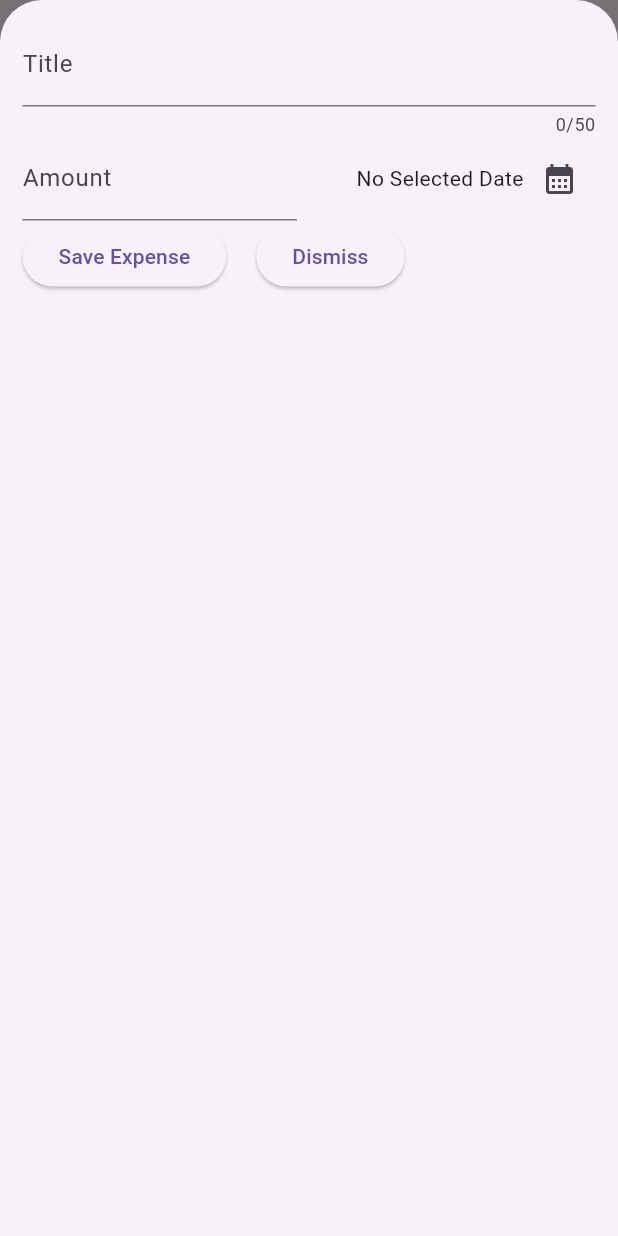
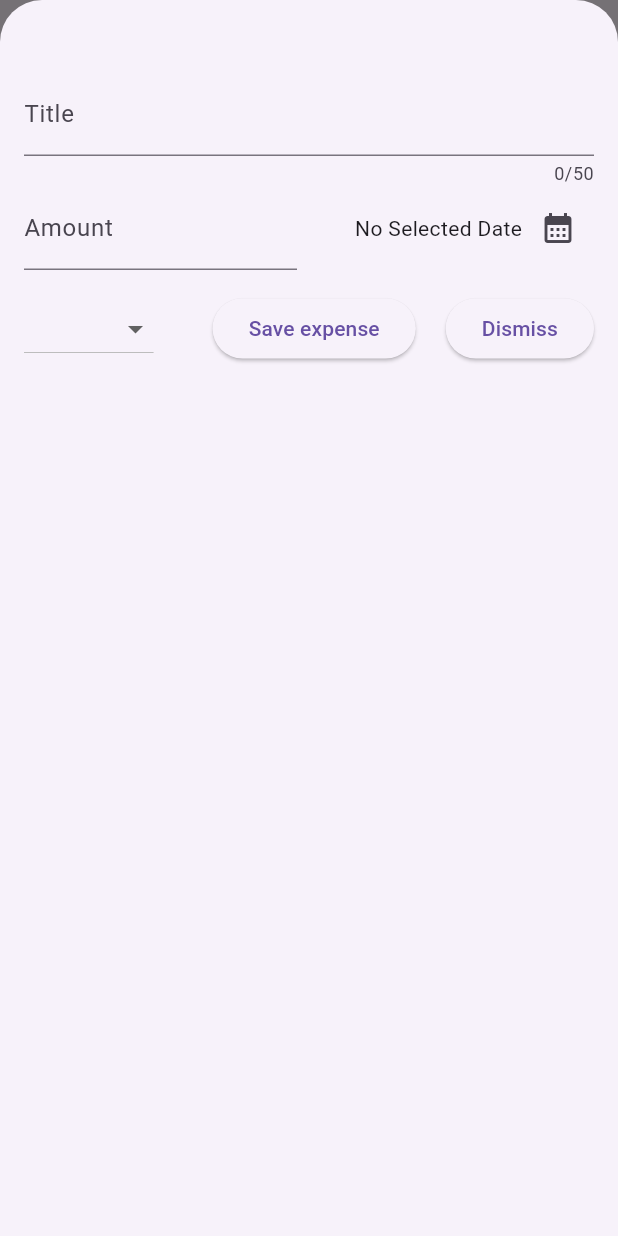
Before and after one commit to MicheleAbategiovanni/expense_tacker-flutter, a Flutter app: the screen it shows after launch, after a tap on the "add" icon, on a phone screen of 412 x 824 dp. Run offline on Flutter 3.47's test engine with Material 2 defaults, Android fonts, the phone set to English and light mode, and no system bars.

Commit message:
Feature New Expense Feature Deleted Expense with SnackBar alert Feature Undo Deleted expense

```diff
--- a/lib/widgets/expenses_list/epenses_list.dart
+++ b/lib/widgets/expenses_list/epenses_list.dart
@@ -3,17 +3,28 @@ import 'package:expense_tacker/widgets/expenses_list/expense_item.dart';
 import 'package:flutter/widgets.dart';
 
 class ExpensesList extends StatelessWidget {
-  const ExpensesList({super.key, required this.expenses});
+  const ExpensesList({
+    super.key,
+    required this.expenses,
+    required this.onRemoveExpense,
+  });
 
 //ListView.builder => il Builder ci permette di specificare a Flutter
 // che creerà gli elementi solo quando stanno per essere visualizzati
   final List<Expense> expenses;
+  final void Function(Expense expense) onRemoveExpense;
 
   @override
   Widget build(BuildContext context) {
     return ListView.builder(
-        itemCount: expenses.length,
-        itemBuilder: (cnt, index) => ExpenseItem(expenses[index]),
+      itemCount: expenses.length,
+      itemBuilder: (cnt, index) => Dismissible(
+        onDismissed: (direction) {
+          onRemoveExpense(expenses[index]);
+        },
+        key: ValueKey(expenses[index]),
+        child: ExpenseItem(expenses[index]),
+      ),
     );
   }
 }
--- a/lib/widgets/new_expense.dart
+++ b/lib/widgets/new_expense.dart
@@ -2,7 +2,9 @@ import 'package:expense_tacker/models/expense.dart';
 import 'package:flutter/material.dart';
 
 class NewExpense extends StatefulWidget {
-  const NewExpense({super.key});
+  const NewExpense({super.key, required this.onAddExpense});
+
+  final void Function(Expense expense) onAddExpense;
 
   @override
   State<NewExpense> createState() {
@@ -20,7 +22,9 @@ class _NewExpenseState extends State<NewExpense> {
   final _titleController = TextEditingController();
   final _amountController = TextEditingController();
   DateTime? _selectedDate;
+  Category? _selectedCategory;
 
+// Funzione per selezionare la data
   void _datePicker() async {
     final now = DateTime.now();
     final firstDate = DateTime(now.year - 1, now.month, now.day);
@@ -50,13 +54,45 @@ class _NewExpenseState extends State<NewExpense> {
         .dispose(); // Chiama il metodo dispose della superclasse per effettuare ulteriori pulizie.
   }
 
-// Bisogna aggiungere un nuovo campo di input numerico in un nuova col separata
-// Aggiungere un nuovo Button x annullare le modifichye e chiudere la modale
+  void _submitExpenseData() {
+    final enteredAmount = double.tryParse(_amountController.text);
+    final amountIsInvalid = enteredAmount == null || enteredAmount <= 0;
+
+    if (_titleController.text.trim().isEmpty ||
+        amountIsInvalid ||
+        _selectedDate == null ||
+        _selectedCategory == null) {
+      showDialog(
+        context: context,
+        builder: (ctx) => AlertDialog(
+          title: const Text('Invalid Input'),
+          content: const Text('Please make sure a valid inputs fields'),
+          actions: [
+            TextButton(
+              onPressed: () {
+                Navigator.pop(ctx);
+              },
+              child: const Text('Retry'),
+            )
+          ],
+        ),
+      );
+      return;
+    }
+    widget.onAddExpense(
+      Expense(
+          title: _titleController.text,
+          amount: enteredAmount,
+          date: _selectedDate!,
+          category: _selectedCategory!),
+    );
+    Navigator.pop(context);
+  }
 
   @override
   Widget build(BuildContext context) {
     return Padding(
-      padding: const EdgeInsets.all(15),
+      padding: const EdgeInsets.fromLTRB(16, 48, 16, 16),
       child: Column(
         children: [
           TextField(
@@ -91,14 +127,34 @@ class _NewExpenseState extends State<NewExpense> {
               )
             ],
           ),
+          const SizedBox(
+            height: 15,
+          ),
           Row(
             children: [
+              DropdownButton(
+                  value: _selectedCategory,
+                  items: Category.values
+                      .map(
+                        (category) => DropdownMenuItem(
+                          value: category,
+                          child: Text(
+                            category.name.toUpperCase(),
+                          ),
+                        ),
+                      )
+                      .toList(),
+                  onChanged: (value) {
+                    if (value != null) {
+                      setState(() {
+                        _selectedCategory = value;
+                      });
+                    }
+                  }),
+              const Spacer(),
               ElevatedButton(
-                  onPressed: () {
-                    print(_titleController.text);
-                    print(_amountController.value);
-                  },
-                  child: const Text('Save Expense')),
+                  onPressed: _submitExpenseData,
+                  child: const Text('Save expense')),
               const Padding(
                 padding: EdgeInsets.only(right: 20),
               ),
```
Also changed, not shown: pubspec.lock, 2 other files.
